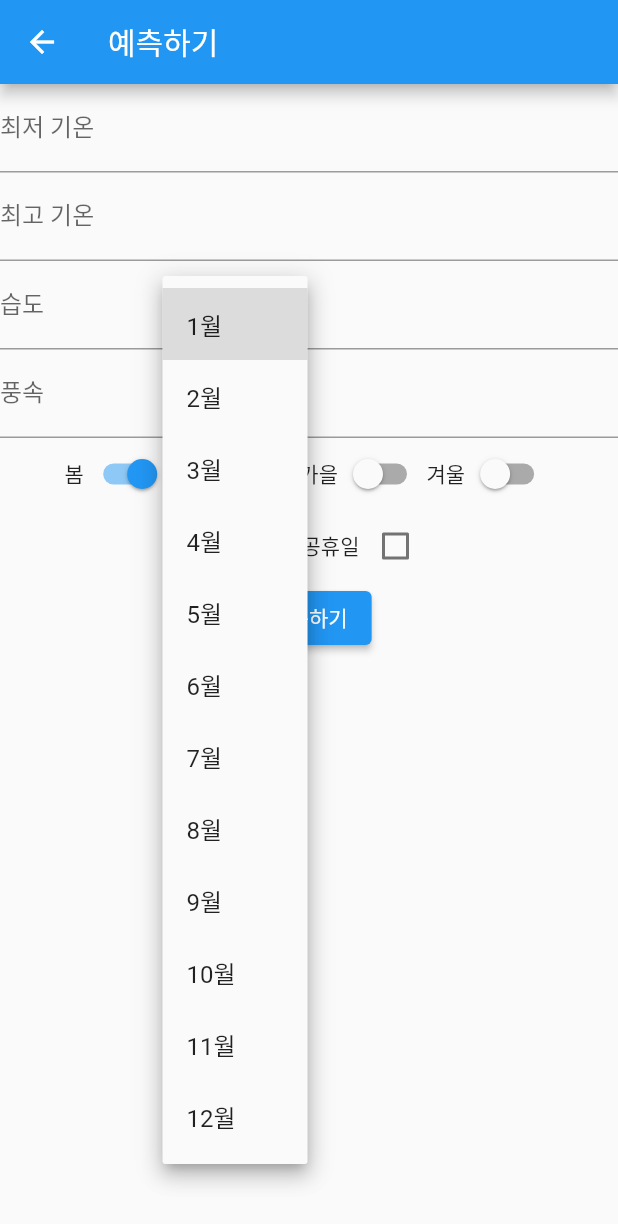
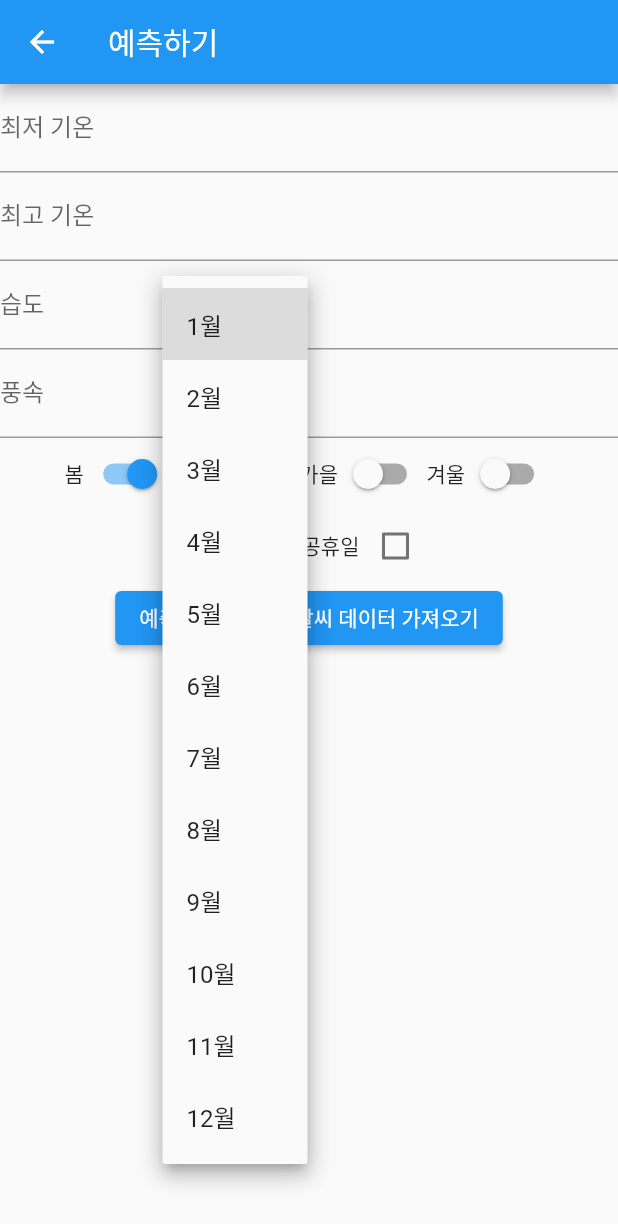
Before and after one commit to altese/projectFlutterBicycle, a Flutter app: the Station screen opened by its route, after a tap on "1월", on a phone screen of 412 x 824 dp. Shown: the top 1224 px of the screen. Run offline on Flutter 3.47's test engine with Material 2 defaults, Android fonts, the phone set to English and light mode, and no system bars; our stand-ins replace curved_navigation_bar, date_format, firebase_auth, firebase_core, fl_chart, geolocator and 2 more; accounts and stored records are empty; network calls fail.

Commit message:
예측 페이지 버튼 클릭시 날씨 데이터 가져오기

```diff
--- /dev/null
+++ b/bicycle_project_app/lib/Model/weather_static.dart
@@ -0,0 +1,6 @@
+class weatherStatic {
+  static double TMN = 0.0; // 최저 기온
+  static double TMX = 0.0; // 최고 기온
+  static double WSD = 0.0; // 풍속
+  static double REH = 0.0; // 습도
+}
--- a/bicycle_project_app/lib/view/home.dart
+++ b/bicycle_project_app/lib/view/home.dart
@@ -52,6 +52,7 @@ class _HomeState extends State<Home> {
           ),
         ),
       ),
+
       body: pages[index],
 
       bottomNavigationBar: Theme(
--- a/bicycle_project_app/lib/view/station.dart
+++ b/bicycle_project_app/lib/view/station.dart
@@ -1,6 +1,7 @@
 import 'dart:convert';
 
 import 'package:bicycle_project_app/Model/station_static.dart';
+import 'package:bicycle_project_app/Model/weather_static.dart';
 import 'package:flutter/material.dart';
 import 'package:get/get.dart';
 import 'package:http/http.dart' as http;
@@ -272,6 +273,9 @@ class _StationState extends State<Station> {
                 ),
               ],
             ),
+            Row(
+              mainAxisAlignment: MainAxisAlignment.center,
+              children: [
                 ElevatedButton(
                   onPressed: () {
                     getJSONData();
@@ -280,6 +284,19 @@ class _StationState extends State<Station> {
                     '예측하기',
                   ),
                 ),
+                const SizedBox(
+                  width: 20,
+                ),
+                ElevatedButton(
+                  onPressed: () {
+                    getWeatherData();
+                  },
+                  child: const Text(
+                    '날씨 데이터 가져오기',
+                  ),
+                ),
+              ],
+            )
           ],
         ),
       ),
@@ -350,4 +367,14 @@ class _StationState extends State<Station> {
       },
     );
   }
+
+  // 버튼 클릭시 날씨정보 텍스트 필드로 가져오기
+  getWeatherData() {
+    setState(() {
+      temp.text = weatherStatic.TMN.toString();
+      atemp.text = weatherStatic.TMX.toString();
+      humidity.text = weatherStatic.REH.toString();
+      windspeed.text = weatherStatic.WSD.toString();
+    });
+  }
 } // End
```
Also changed, not shown: bicycle_project_app/lib/view/home_page.dart (+7 -0 lines). Lines whose indentation alone changed are shown as unchanged.
